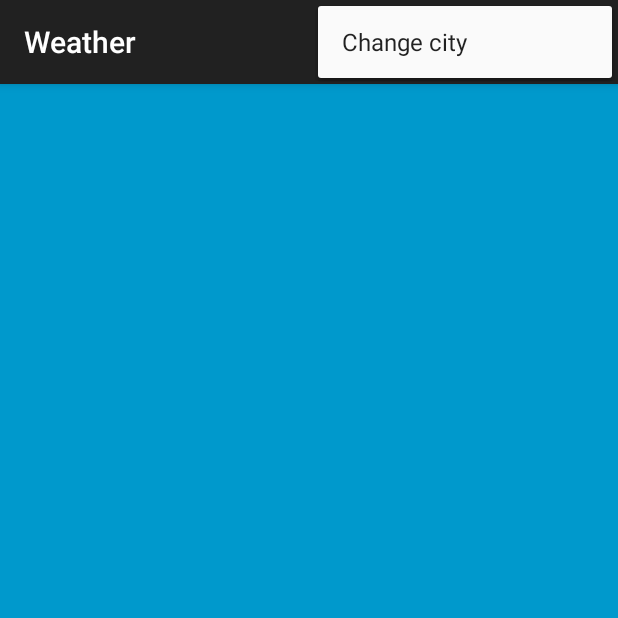
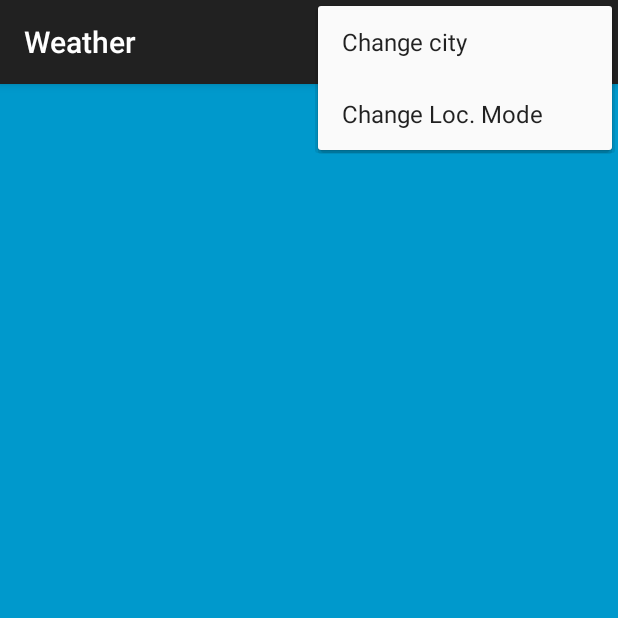
Before and after one commit to Advance26/Furry, an Android app: the screen it shows after launch (WeatherActivity), with the options menu open, on a phone screen of 412 x 824 dp, the top half of it. Run offline under Robolectric (Android 15) with nearby library versions, the phone set to English and light mode, and no system bars.

Commit message:
Commit du 12

```diff
--- a/FurryWeather/app/src/main/java/com/example/theo/furryweather/WeatherFragment.java
+++ b/FurryWeather/app/src/main/java/com/example/theo/furryweather/WeatherFragment.java
@@ -55,7 +55,7 @@ public class WeatherFragment extends Fragment {
         super.onCreate(savedInstanceState);
         //weatherFont = Typeface.createFromAsset(getActivity().getAssets(), "fonts/weather.ttf");
         weatherFont = Typeface.createFromAsset(getActivity().getAssets(), "weather.ttf");
-        updateWeatherDataCity(new CityPreference(getActivity()).getCity());
+        updateWeatherDataCity(new WeatherPreference(getActivity()).getCity());
     }
 
 
--- a/FurryWeather/app/src/main/java/com/example/theo/furryweather/CityPreference.java
+++ b/FurryWeather/app/src/main/java/com/example/theo/furryweather/WeatherPreference.java
@@ -6,24 +6,24 @@ import android.content.SharedPreferences;
 /**
  * Created by Theo on 23/01/2015.
  */
-public class CityPreference {
+public class WeatherPreference {
 
     SharedPreferences prefs;
 
-    public CityPreference(Activity activity){
+    public WeatherPreference(Activity activity){
         prefs = activity.getPreferences(Activity.MODE_PRIVATE);
     }
-
-    // If the user has not chosen a city yet, return
-    // Sydney as the default city
     public String getCity(){
-        //return prefs.getString("city", "Jerusalem, IS");
-        //return prefs.getString("city", "Sydney, AU");
         return prefs.getString("city", "Paris, FR");
     }
-
-    void setCity(String city){
+    public void setCity(String city){
         prefs.edit().putString("city", city).commit();
     }
 
+    public void setGeoLoc(boolean a){
+       prefs.edit().putBoolean("geoLoc",a);
+    }
+    public boolean getGeoLoc(){
+        return prefs.getBoolean("geoLoc",true);
+    }
 }
--- a/FurryWeather/app/src/main/res/menu/menu_weather.xml
+++ b/FurryWeather/app/src/main/res/menu/menu_weather.xml
@@ -9,4 +9,10 @@
         android:title="@string/change_city"
         app:showAsAction="never"/>
 
+    <item
+        android:id="@+id/change_localisationMode"
+        android:orderInCategory="2"
+        android:title="Change Loc. Mode"
+        app:showAsAction="never"/>
+
 </menu>
--- a/FurryWeather/app/src/main/res/values/strings.xml
+++ b/FurryWeather/app/src/main/res/values/strings.xml
@@ -3,6 +3,7 @@
 
     <string name="app_name">Weather</string>
     <string name="change_city">Change city</string>
+    <string name="change_localisationMode">Change Localisation Mode</string>
 
     <!-- Put your own APP ID here -->
     <string name="open_weather_maps_app_id">8955c24f6c157687b54b141b24c893e5</string>
```
Also changed, not shown: FurryWeather/app/src/main/java/com/example/theo/furryweather/WeatherActivity.java (+46 -8 lines), FurryWeather/app/src/main/java/com/example/theo/furryweather/WeatherDataSource.java (+8 -5 lines), FurryWeather/app/src/main/java/com/example/theo/furryweather/WeatherService.java (+44 -7 lines), 1 other file.
